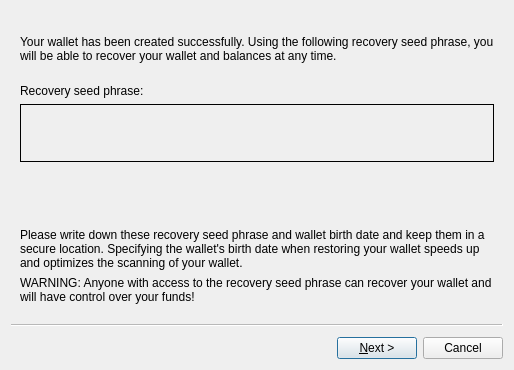
The window that src/qt/forms/notifymnemonic.ui (firoorg/firo) describes before a commit, drawn with Qt 5.
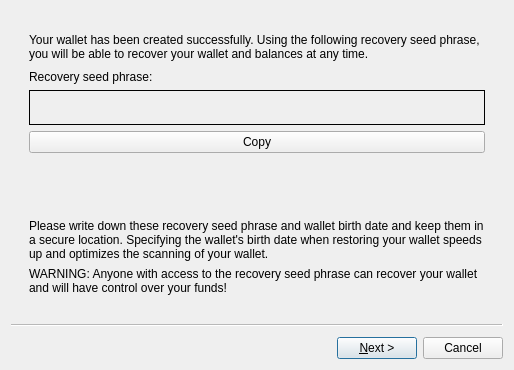
The same window after the commit.

Commit message: Qt: Redesign the wallet setup dialog (#2016)

```diff
--- a/src/qt/forms/notifymnemonic.ui
+++ b/src/qt/forms/notifymnemonic.ui
@@ -34,6 +34,16 @@
             </property>
             <layout class="QVBoxLayout" name="verticalLayout">
                 <item>
+                    <widget class="QScrollArea" name="seedScrollArea">
+                        <property name="frameShape">
+                            <enum>QFrame::NoFrame</enum>
+                        </property>
+                        <property name="widgetResizable">
+                            <bool>true</bool>
+                        </property>
+                        <widget class="QWidget" name="seedContents">
+                            <layout class="QVBoxLayout" name="seedLayout">
+                <item>
                     <widget class="QLabel" name="textLabel">
                         <property name="sizePolicy">
                             <sizepolicy hsizetype="MinimumExpanding" vsizetype="MinimumExpanding">
@@ -93,6 +103,16 @@
                         </layout>
                     </widget>
                 </item>
+                <item>
+                    <widget class="QPushButton" name="copyButton">
+                        <property name="text">
+                            <string>Copy</string>
+                        </property>
+                        <property name="toolTip">
+                            <string>Copy the recovery seed phrase to the clipboard</string>
+                        </property>
+                    </widget>
+                </item>
                 <item>
                     <spacer name="horizontalSpacer">
                         <property name="orientation">
@@ -139,6 +159,10 @@
                         </property>
                     </widget>
                 </item>
+                            </layout>
+                        </widget>
+                    </widget>
+                </item>
             </layout>
         </widget>
         <widget class="QWizardPage" name="wizardPage2">
```
Left out of the diff: 39 changed lines with no effect on the pictures. The commit also changes 7 other files.
